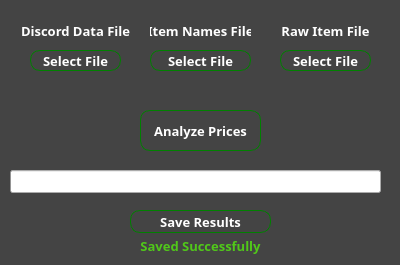
The window that UI/dialogue.ui (ryqui/GrowTrends) describes before a commit, drawn with Qt 5.
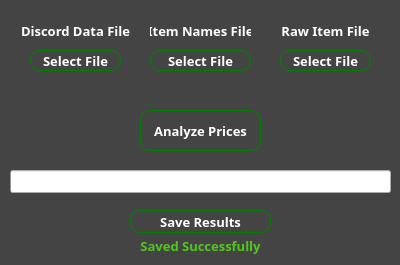
The same window after the commit.

Commit message:
fixed some UI bugs + added error check for item name file
Added support for changing the bottom message to better represent the state of the analysis and save file. Some slight error checking has also been added.

```diff
--- a/UI/dialogue.ui
+++ b/UI/dialogue.ui
@@ -279,7 +279,7 @@
      <rect>
       <x>10</x>
       <y>170</y>
-      <width>371</width>
+      <width>381</width>
       <height>23</height>
      </rect>
     </property>
```
The commit also changes 2 other files.
